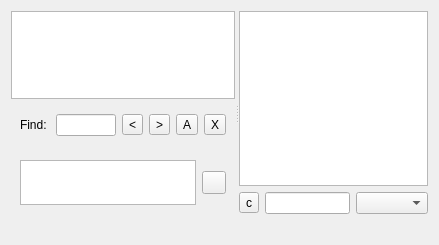
The window that eiskaltdcpp/ui/HubFrame.ui (eiskaltdcpp/eiskaltdcpp) describes before a commit, drawn with Qt 5.
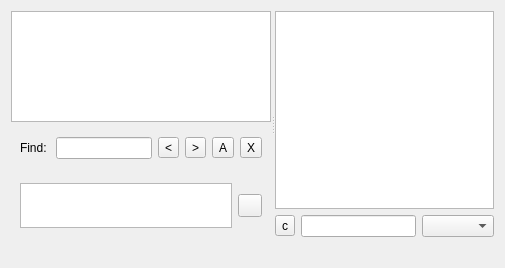
The same window after the commit.

The edit to the form file:
```diff
--- a/eiskaltdcpp/ui/HubFrame.ui
+++ b/eiskaltdcpp/ui/HubFrame.ui
@@ -6,8 +6,8 @@
    <rect>
     <x>0</x>
     <y>0</y>
-    <width>439</width>
-    <height>245</height>
+    <width>505</width>
+    <height>268</height>
    </rect>
   </property>
   <property name="windowTitle">
@@ -242,7 +242,7 @@
         <set>Qt::AlignLeading|Qt::AlignLeft|Qt::AlignVCenter</set>
        </property>
        <property name="wordWrap">
-        <bool>false</bool>
+        <bool>true</bool>
        </property>
        <property name="openExternalLinks">
         <bool>true</bool>
@@ -252,7 +252,7 @@
      <item>
       <widget class="QLabel" name="label_USERSTATE">
        <property name="sizePolicy">
-        <sizepolicy hsizetype="Minimum" vsizetype="Minimum">
+        <sizepolicy hsizetype="Preferred" vsizetype="Minimum">
          <horstretch>0</horstretch>
          <verstretch>0</verstretch>
         </sizepolicy>
@@ -260,9 +260,18 @@
        <property name="text">
         <string>   </string>
        </property>
+       <property name="textFormat">
+        <enum>Qt::AutoText</enum>
+       </property>
+       <property name="scaledContents">
+        <bool>false</bool>
+       </property>
        <property name="alignment">
         <set>Qt::AlignRight|Qt::AlignTrailing|Qt::AlignVCenter</set>
        </property>
+       <property name="wordWrap">
+        <bool>false</bool>
+       </property>
       </widget>
      </item>
     </layout>
```
Left out of the diff: 2 changed lines with no effect on the pictures.
